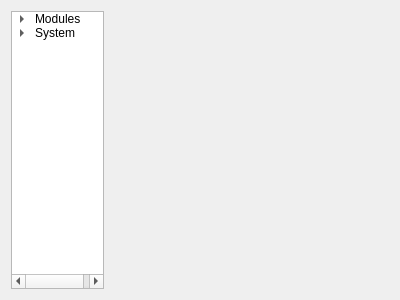
Qt form src/iland/ui/settingsTestDialog.ui (edfm-tum/iland-model) before a commit.
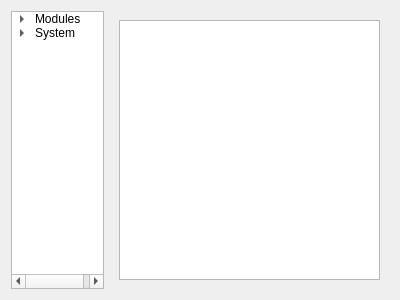
The same form after that commit.

Commit message: feat: dialog to check changed values

```diff
--- a/src/iland/ui/settingsTestDialog.ui
+++ b/src/iland/ui/settingsTestDialog.ui
@@ -93,7 +93,11 @@
    <item>
     <widget class="QStackedWidget" name="stackedWidget">
      <widget class="QWidget" name="modules">
-      <layout class="QHBoxLayout" name="horizontalLayout_2"/>
+      <layout class="QHBoxLayout" name="horizontalLayout_2">
+       <item>
+        <widget class="QTableWidget" name="tableWidget"/>
+       </item>
+      </layout>
      </widget>
      <widget class="QWidget" name="modules_fire">
       <layout class="QVBoxLayout" name="verticalLayout">
```
The commit also changes 7 other files.
